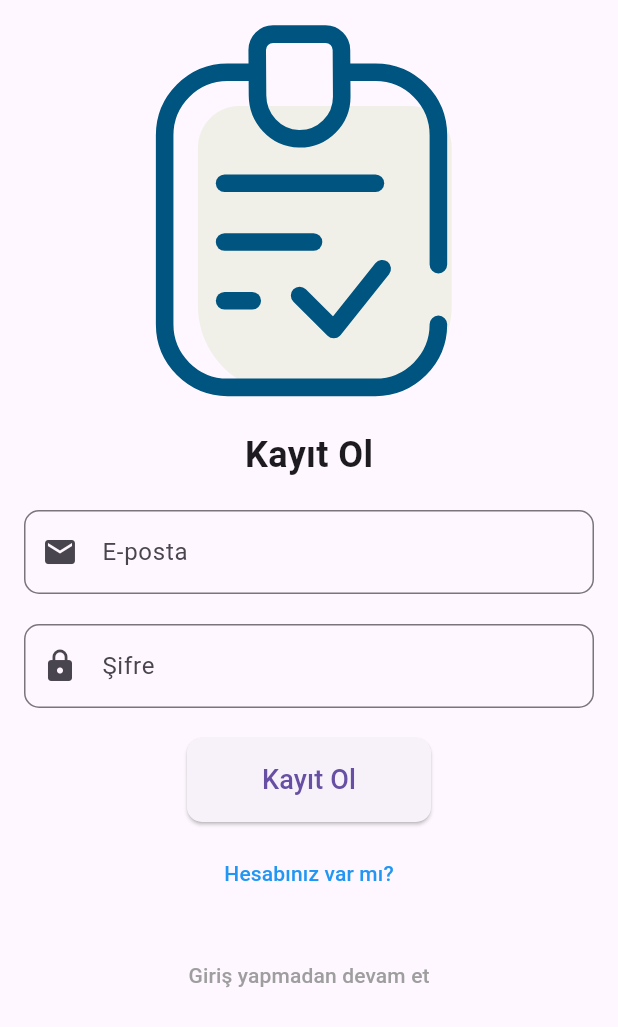
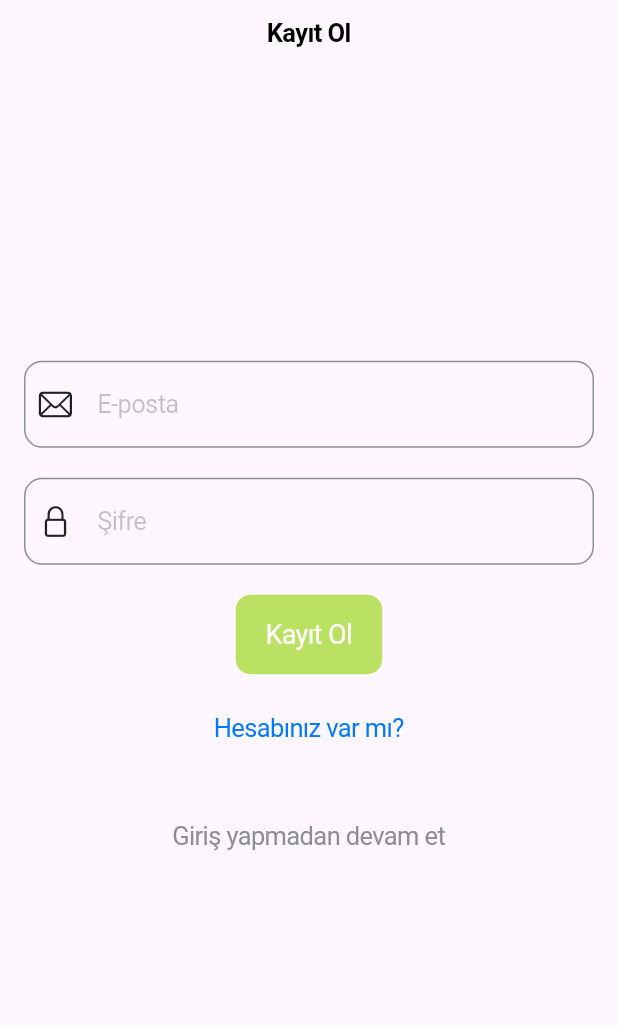
Before and after one commit to kardelenkeles/beier-test-App, a Flutter app: the screen it shows after launch, on a phone screen of 412 x 824 dp. Shown: the top 1027 px of the screen. Run offline on Flutter 3.47's test engine with Material 3 defaults, Android fonts, the light colour scheme and no system bars; our stand-ins replace auto_route, cloud_firestore, firebase_auth, firebase_core, lottie, permission_handler and 2 more; accounts and stored records are empty.

Commit message:
auth page design changed

```diff
--- a/lib/view/auth/auth_page.dart
+++ b/lib/view/auth/auth_page.dart
@@ -1,7 +1,7 @@
 import 'package:auto_route/annotations.dart';
 import 'package:beier_app2/constants/app_constants.dart';
 import 'package:beier_app2/view/auth/viewmodel/auth_viewmodel.dart';
-import 'package:flutter/material.dart';
+import 'package:flutter/cupertino.dart';
 import 'package:lottie/lottie.dart';
 import 'package:provider/provider.dart';
 
@@ -16,104 +16,129 @@ class _AuthPageState extends State<AuthPage> {
   final _emailController = TextEditingController();
   final _passwordController = TextEditingController();
   bool _isLogin = false;
+  bool _isLoading = false;
+
+  static const Color primaryColor = Color(0xffBAE162);
 
   @override
   Widget build(BuildContext context) {
-    return Scaffold(
-      body: SingleChildScrollView(
+    return CupertinoPageScaffold(
+      navigationBar: CupertinoNavigationBar(
+        middle: Text(
+          _isLogin ? AppConstants.welcomeText : AppConstants.registerText,
+        ),
+      ),
+      child: Center(
+        child: SingleChildScrollView(
           child: Padding(
             padding: const EdgeInsets.all(16.0),
             child: Form(
               key: _formKey,
               child: Column(
+                mainAxisSize: MainAxisSize.min,
                 children: [
-                // Lottie Animasyonu
-                Lottie.asset(
+                  AnimatedSwitcher(
+                    duration: Duration(milliseconds: 500),
+                    transitionBuilder: (widget, animation) {
+                      return ScaleTransition(
+                        scale: animation,
+                        child: FadeTransition(
+                          opacity: animation,
+                          child: widget,
+                        ),
+                      );
+                    },
+                    child: Column(
+                      key: ValueKey(_isLogin),
+                      children: [
+                        CupertinoTextField(
+                          controller: _emailController,
+                          placeholder: AppConstants.emailHint,
+                          prefix: Padding(
+                            padding: const EdgeInsets.only(left: 8.0),
+                            child: Icon(CupertinoIcons.mail),
+                          ),
+                          padding: EdgeInsets.symmetric(
+                              vertical: 18, horizontal: 16),
+                          decoration: BoxDecoration(
+                            borderRadius: BorderRadius.circular(12),
+                            border: Border.all(color: CupertinoColors.systemGrey),
+                          ),
+                        ),
+                        SizedBox(height: 20),
+                        CupertinoTextField(
+                          controller: _passwordController,
+                          placeholder: AppConstants.passwordHint,
+                          obscureText: true,
+                          prefix: Padding(
+                            padding: const EdgeInsets.only(left: 8.0),
+                            child: Icon(CupertinoIcons.lock),
+                          ),
+                          padding: EdgeInsets.symmetric(
+                              vertical: 18, horizontal: 16),
+                          decoration: BoxDecoration(
+                            borderRadius: BorderRadius.circular(12),
+                            border: Border.all(color: CupertinoColors.systemGrey),
+                          ),
+                        ),
+                        SizedBox(height: 20),
+                        _isLoading
+                            ? Lottie.asset(
                           _isLogin
                               ? AppConstants.loginAnimation
                               : AppConstants.registerAnimation,
-                  height: 250,
+                          height: 50,
                           fit: BoxFit.cover,
-                ),
-                SizedBox(height: 20),
-                Text(
-                  _isLogin
-                      ? AppConstants.welcomeText
-                      : AppConstants.registerText,
-                  style: TextStyle(
-                    fontSize: 24,
-                    fontWeight: FontWeight.bold,
-                  ),
-                ),
-                SizedBox(height: 20),
-                TextFormField(
-                  controller: _emailController,
-                  decoration: InputDecoration(
-                    labelText: AppConstants.emailHint,
-                    border: OutlineInputBorder(
+                        )
+                            : CupertinoButton(
+                          color: _isLogin
+                              ? CupertinoColors.activeBlue
+                              : primaryColor,
                           borderRadius: BorderRadius.circular(10),
-                    ),
-                    prefixIcon: Icon(Icons.email),
-                  ),
-                  validator: (value) {
-                    if (value == null || value.isEmpty) {
-                      return AppConstants.emailEmptyError;
-                    }
-                    return null;
-                  },
-                ),
-                SizedBox(height: 20),
-                TextFormField(
-                  controller: _passwordController,
-                  decoration: InputDecoration(
-                    labelText: AppConstants.passwordHint,
-                    border: OutlineInputBorder(
-                      borderRadius: BorderRadius.circular(10),
-                    ),
-                    prefixIcon: Icon(Icons.lock),
-                  ),
-                  obscureText: true,
-                  validator: (value) {
-                    if (value == null || value.isEmpty) {
-                      return AppConstants.passwordEmptyError;
-                    }
-                    return null;
-                  },
-                ),
-                SizedBox(height: 20),
-                ElevatedButton(
-                  onPressed: () {
+                          onPressed: () async {
                             if (_formKey.currentState!.validate()) {
+                              setState(() {
+                                _isLoading = true;
+                              });
+
+                              await Future.delayed(Duration(seconds: 2));
+
                               if (_isLogin) {
-                        context.read<AuthViewModel>().loginWithEmail(
+                                await context.read<AuthViewModel>().loginWithEmail(
                                   email: _emailController.text,
                                   password: _passwordController.text,
                                   context: context,
                                 );
                               } else {
-                        context.read<AuthViewModel>().signUpWithEmail(
+                                await context.read<AuthViewModel>().signUpWithEmail(
                                   email: _emailController.text,
                                   password: _passwordController.text,
                                   context: context,
                                 );
                               }
+
+                              await Future.delayed(Duration(seconds: 1));
+
+                              setState(() {
+                                _isLoading = false;
+                              });
                             }
                           },
-                  style: ElevatedButton.styleFrom(
-                    padding: EdgeInsets.symmetric(horizontal: 50, vertical: 15),
-                    shape: RoundedRectangleBorder(
-                      borderRadius: BorderRadius.circular(10),
-                    ),
-                  ),
                           child: Text(
                             _isLogin
                                 ? AppConstants.loginButtonText
                                 : AppConstants.registerButtonText,
-                    style: TextStyle(fontSize: 18),
+                            style: TextStyle(
+                              fontSize: 18,
+                              color: CupertinoColors.white,
+                            ),
+                          ),
+                        ),
+                      ],
                     ),
                   ),
                   SizedBox(height: 10),
-                TextButton(
+                  CupertinoButton(
                     onPressed: () {
                       setState(() {
                         _isLogin = !_isLogin;
@@ -123,17 +148,17 @@ class _AuthPageState extends State<AuthPage> {
                       _isLogin
                           ? AppConstants.noAccountText
                           : AppConstants.haveAccountText,
-                    style: TextStyle(color: Colors.blue),
+                      style: TextStyle(color: CupertinoColors.activeBlue),
                     ),
                   ),
                   SizedBox(height: 20),
-                TextButton(
+                  CupertinoButton(
                     onPressed: () {
                       context.read<AuthViewModel>().signInAnonymously(context);
                     },
                     child: Text(
                       AppConstants.continueWithoutLogin,
-                    style: TextStyle(color: Colors.grey),
+                      style: TextStyle(color: CupertinoColors.systemGrey),
                     ),
                   ),
                 ],
@@ -141,6 +166,7 @@ class _AuthPageState extends State<AuthPage> {
             ),
           ),
         ),
+      ),
     );
   }
 }
```
Lines whose indentation alone changed are shown as unchanged.
